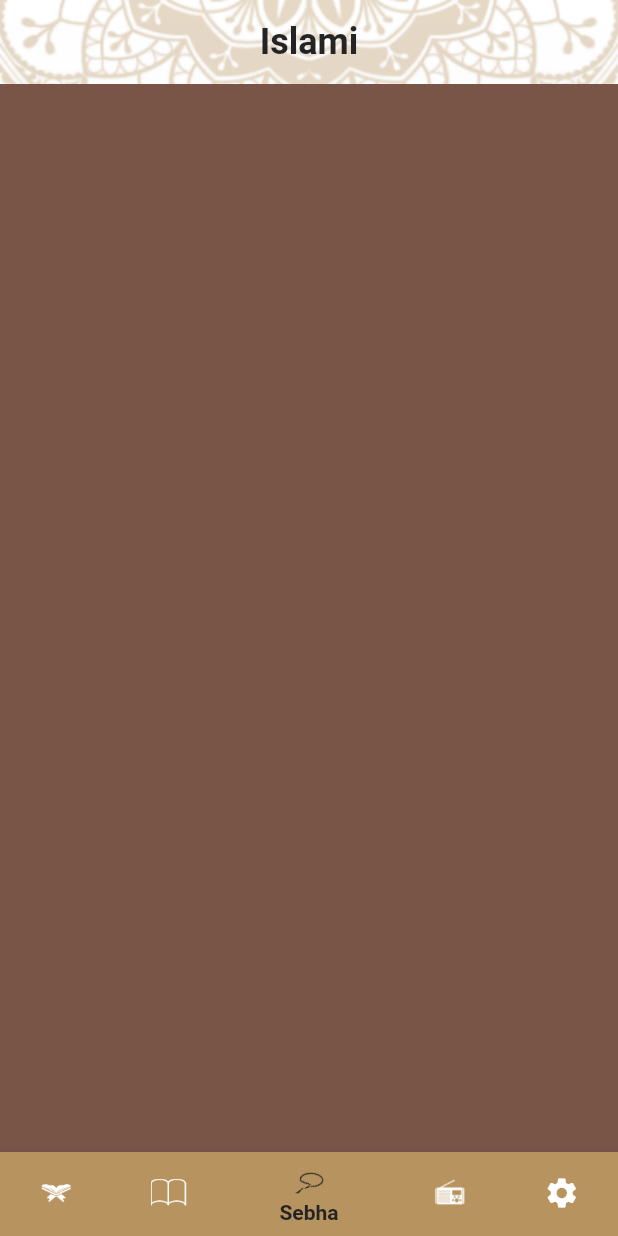
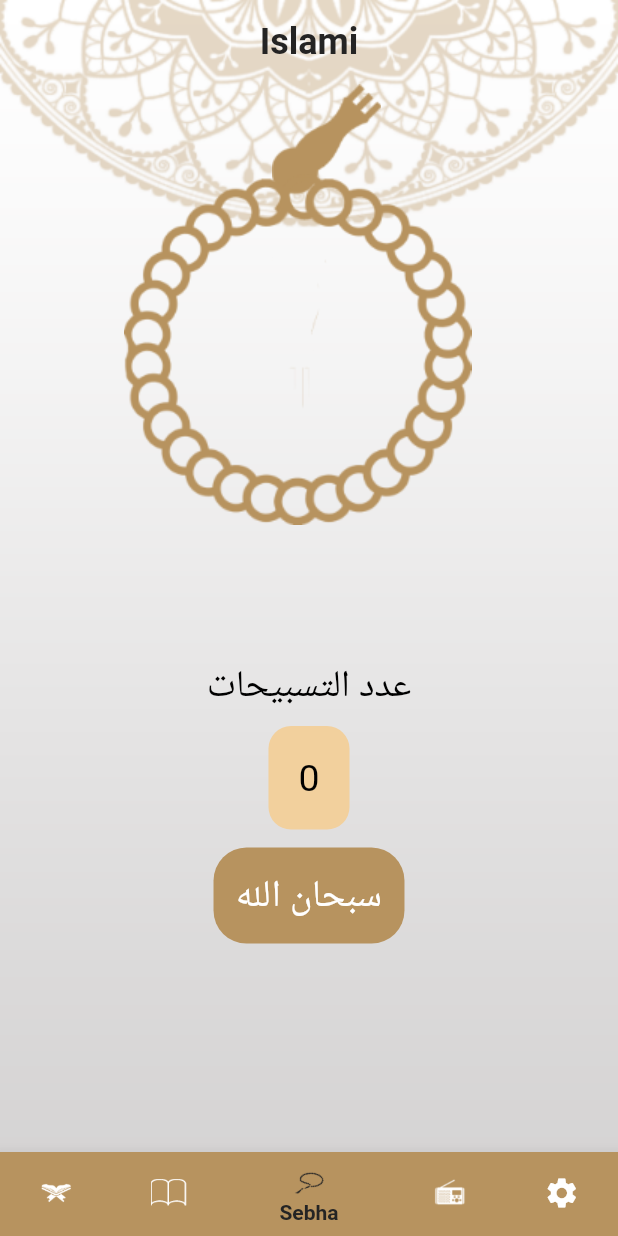
Before and after one commit to AhmedSalamaGado/islami, a Flutter app: the screen it shows after launch, item 3 of the bottom bar chosen, on a phone screen of 412 x 824 dp. Run offline on Flutter 3.47's test engine with Material 2 defaults, Android fonts, the phone set to English and light mode, and no system bars; our stand-ins replace shared_preferences; generated files the repository leaves out were written again.

Commit message:
ending sebha tab with same edting in theming =>splashScreen can not work =>problem in hadeth tab                       project end

```diff
--- a/lib/MyThemeData.dart
+++ b/lib/MyThemeData.dart
@@ -25,6 +25,8 @@ class mythemedata{
    textTheme:TextTheme(
      bodyMedium: TextStyle(fontSize: 20,fontWeight: FontWeight.bold,color: accentcolor),
      labelMedium: TextStyle(fontSize: 18,color: accentcolor),
+     displayMedium: TextStyle(fontSize: 25,fontWeight: FontWeight.w400,color: Colors.black),
+     displayLarge: TextStyle(fontSize: 25,fontWeight: FontWeight.w400,color: Colors.white),
    )
  );
  static ThemeData darkMode = ThemeData (
@@ -41,11 +43,13 @@ class mythemedata{
       elevation: 0,
      ),
      bottomNavigationBarTheme: BottomNavigationBarThemeData(
-      selectedItemColor: Colors.white,
+      selectedItemColor: primarycolor,
      ),
      textTheme:TextTheme(
        bodyMedium: TextStyle(fontSize: 20,fontWeight: FontWeight.bold,color: primarDarkycolor),
        labelMedium: TextStyle(fontSize: 18,color: primarDarkycolor),
+       displayMedium: TextStyle(fontSize: 25,fontWeight: FontWeight.w400,color: Colors.white),
+       displayLarge: TextStyle(fontSize: 25,fontWeight: FontWeight.w400,color: Colors.white),
      )
  );
 
--- a/lib/main.dart
+++ b/lib/main.dart
@@ -7,6 +7,7 @@ import 'package:islami/screens/home/home_screen.dart';
 import 'package:islami/screens/sura_details/sura_details_screen.dart';
 import 'package:flutter_gen/gen_l10n/app_localizations.dart';
 import 'package:provider/provider.dart';
+import 'package:shared_preferences/shared_preferences.dart';
 
 void main() {
   runApp(ChangeNotifierProvider(
@@ -15,6 +16,7 @@ void main() {
 }
 class myApp extends StatelessWidget {
   late settingsProvider provider;
+  final pref = SharedPreferences.getInstance();
 
 
   @override
--- a/lib/screens/home/hadeth/hadeth_name_item.dart
+++ b/lib/screens/home/hadeth/hadeth_name_item.dart
@@ -19,10 +19,7 @@ class HadethNameItem extends StatelessWidget {
           children: [
             Text(
               hadethname.title,
-              style: TextStyle(
-                  fontSize: 25,
-                  fontWeight: FontWeight.bold,
-                  color: mythemedata.accentcolor),
+              style: Theme.of(context).textTheme.displayMedium
             ),
             Divider(
               thickness: 2,
--- a/lib/screens/home/hadeth/hadeth_tab.dart
+++ b/lib/screens/home/hadeth/hadeth_tab.dart
@@ -4,6 +4,7 @@ import 'package:flutter/services.dart';
 import 'package:islami/MyThemeData.dart';
 import 'package:islami/screens/home/hadeth/hadeth_name_item.dart';
 import 'package:flutter_gen/gen_l10n/app_localizations.dart';
+
 
 class HadethTab extends StatefulWidget {
   @override
@@ -28,10 +29,7 @@ class _HadethTabState extends State<HadethTab> {
           ),
           Text(
             AppLocalizations.of(context)!.ahadeth,
-            style: TextStyle(
-                fontSize: 25,
-                color: mythemedata.accentcolor,
-                fontWeight: FontWeight.bold),
+            style: Theme.of(context).textTheme.displayMedium
           ),
           Divider(
             thickness: 3,
--- a/lib/screens/home/home_screen.dart
+++ b/lib/screens/home/home_screen.dart
@@ -19,7 +19,13 @@ class HomeScreen extends StatefulWidget {
 
 class _HomeScreenState extends State<HomeScreen> {
   int selcteditme = 4;
-  List<Widget> tabs = [QuranTab(), HadethTab(), SebhaTab(), RadioTab(),SettingsTab()];
+  List<Widget> tabs = [
+    QuranTab(),
+    HadethTab(),
+    SebhaTab(),
+    RadioTab(),
+    SettingsTab()
+  ];
   @override
   Widget build(BuildContext context) {
     settingsProvider provider = Provider.of(context);
@@ -37,8 +43,10 @@ class _HomeScreenState extends State<HomeScreen> {
           )),
         ),
         bottomNavigationBar: Theme(
-          data:
-              Theme.of(context).copyWith(canvasColor: mythemedata.primarycolor),
+          data: Theme.of(context).copyWith(
+              canvasColor: provider.currentTheme == ThemeMode.light
+                  ? mythemedata.primarycolor
+                  : mythemedata.primarDarkycolor),
           child: BottomNavigationBar(
             currentIndex: selcteditme,
             onTap: (tabindex) {
--- a/lib/screens/home/quran/sura_name_item.dart
+++ b/lib/screens/home/quran/sura_name_item.dart
@@ -20,7 +20,7 @@ class SuraNameItem extends StatelessWidget {
           children: [
             Text(
               suraname,
-              style: Theme.of(context).textTheme.bodyMedium,
+              style: Theme.of(context).textTheme.displayMedium,
               textAlign: TextAlign.center,
             ),
             Divider(
--- a/lib/screens/home/sebha/sebha_tab.dart
+++ b/lib/screens/home/sebha/sebha_tab.dart
@@ -1,12 +1,96 @@
 import 'package:flutter/material.dart';
 
-class SebhaTab extends StatelessWidget {
-  const SebhaTab({Key? key}) : super(key: key);
+class SebhaTab extends StatefulWidget {
+  @override
+  State<SebhaTab> createState() => _SebhaTabState();
+}
+
+class _SebhaTabState extends State<SebhaTab> {
+  int numoftasbih = 0;
+ double angle=0;
+
+  int index = 0;
+
+  List<String> tasbihat = [
+    "سبحان الله",
+    "الحمد لله",
+    "لا اله الا الله",
+    "الله اكبر"
+  ];
 
   @override
   Widget build(BuildContext context) {
     return Container(
-      color: Colors.brown,
+      width: double.infinity,
+      child: Column(
+        children: [
+          Container(
+            height: MediaQuery.of(context).size.height * .46,
+            child: Stack(
+              children: [
+                Positioned(
+                    left: MediaQuery.of(context).size.width * .44,
+                    child: Image.asset("assets/images/head_sebha_logo.png")),
+                Positioned(
+                    top: 60,
+                    left: MediaQuery.of(context).size.width * .2,
+                    child: InkWell(
+                        splashColor: Colors.transparent,
+                        highlightColor: Colors.transparent,
+                        onTap: () {
+                          return tasbih();
+                        },
+                        child: Transform.rotate(
+                          angle: angle,
+                            child: Image.asset(
+                                "assets/images/body_sebha_logo.png")))),
+              ],
+            ),
+          ),
+          SizedBox(
+            height: 5,
+          ),
+          Text("عدد التسبيحات",style: Theme.of(context).textTheme.displayMedium,),
+          SizedBox(
+            height: 10,
+          ),
+          Container(
+              padding: EdgeInsets.all(20),
+              decoration: BoxDecoration(
+                color: Color(0xffF2D09D),
+                borderRadius: BorderRadius.circular(15),
+              ),
+              child: Text("$numoftasbih",style: Theme.of(context).textTheme.displayMedium)),
+          SizedBox(
+            height: 12,
+          ),
+          Container(
+              padding: EdgeInsets.all(15),
+              decoration: BoxDecoration(
+                color: Color(0xffB7935F),
+                borderRadius: BorderRadius.circular(22),
+              ),
+              child: InkWell(
+                  onTap: () {
+                    return tasbih();
+                  },
+                  child: Text("${tasbihat[index]}",style: Theme.of(context).textTheme.displayLarge))),
+        ],
+      ),
     );
   }
+
+  void tasbih() {
+    angle--;
+    if (numoftasbih == 34) {
+      index++;
+      numoftasbih = 0;
+    }
+
+    if (index > tasbihat.length - 1) {
+      index = 0;
+    }
+    numoftasbih++;
+    setState(() {});
+  }
 }
```
Also changed, not shown: lib/screens/home/quran/quran_tab.dart (+3 -5 lines), pubspec.yaml (+107 -1 lines), assets/images/2.0x/Group 8@2x.png (added), assets/images/3.0x/Group 8@3x.png (added), assets/images/Group 8.png (added), pubspec.lock.
